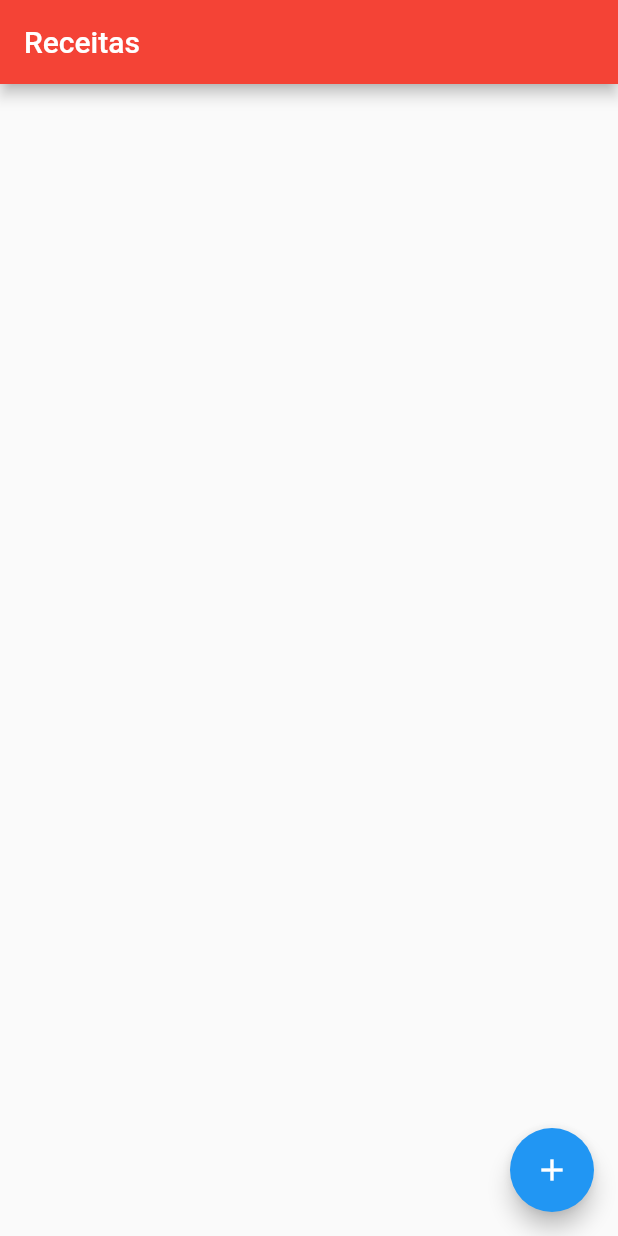
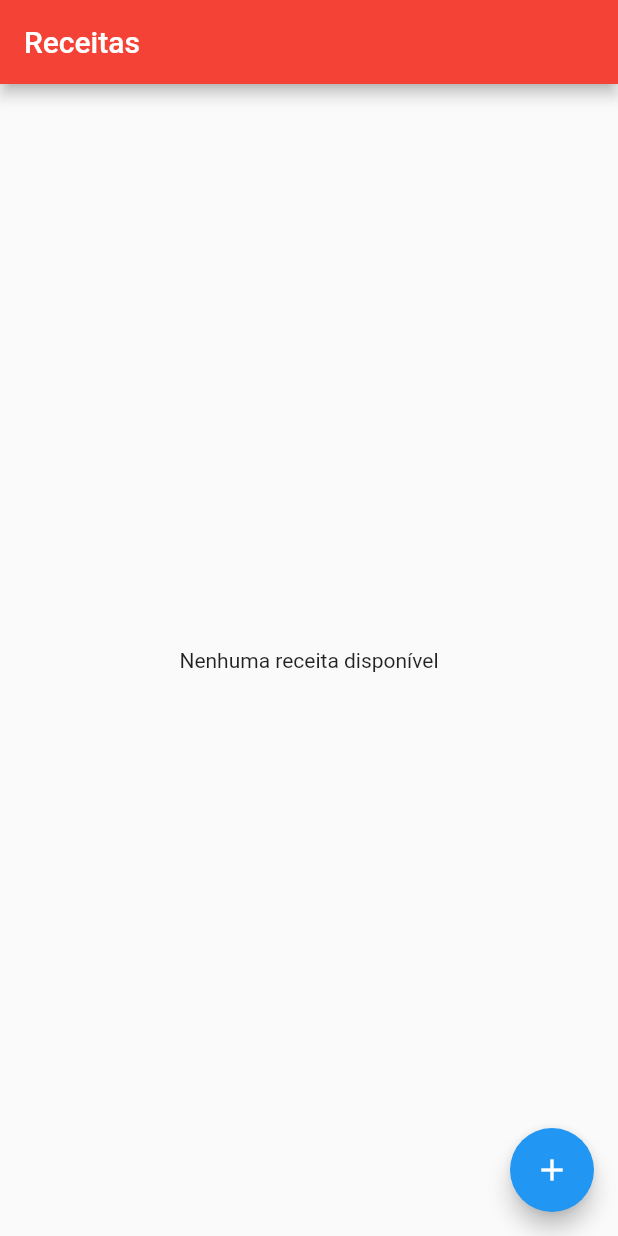
Before and after one commit to DarlanCapistrano/recipe_form_app, a Flutter app: the screen it shows after launch, on a phone screen of 412 x 824 dp. Run offline on Flutter 3.47's test engine with Material 2 defaults, Android fonts, the phone set to English and light mode, and no system bars; our stand-ins replace image_picker, rxdart.

Commit message:
added validation to empty recipes

```diff
--- a/lib/recipes/ui/recipes_page.dart
+++ b/lib/recipes/ui/recipes_page.dart
@@ -1,6 +1,4 @@
 import 'package:flutter/material.dart';
-import 'package:flutter/src/foundation/key.dart';
-import 'package:flutter/src/widgets/framework.dart';
 import 'package:state_management_with_rxdart/recipes/recipes_controller.dart';
 import 'package:state_management_with_rxdart/registration/registration_model.dart';
 
@@ -33,7 +31,13 @@ class _RecipesPageState extends State<RecipesPage> {
       stream: _recipesController.controllerRecipes.stream,
       builder: (context, snapshot) {
         if(snapshot.data != null){
-          return bodyRecipes(snapshot.data!);
+          if(snapshot.data!.isNotEmpty){
+            return bodyRecipes(snapshot.data!);
+          } else {
+            return const Center(
+              child: Text("Nenhuma receita disponível"),
+            );
+          }
         } else{
           return const CircularProgressIndicator();
         }
```
